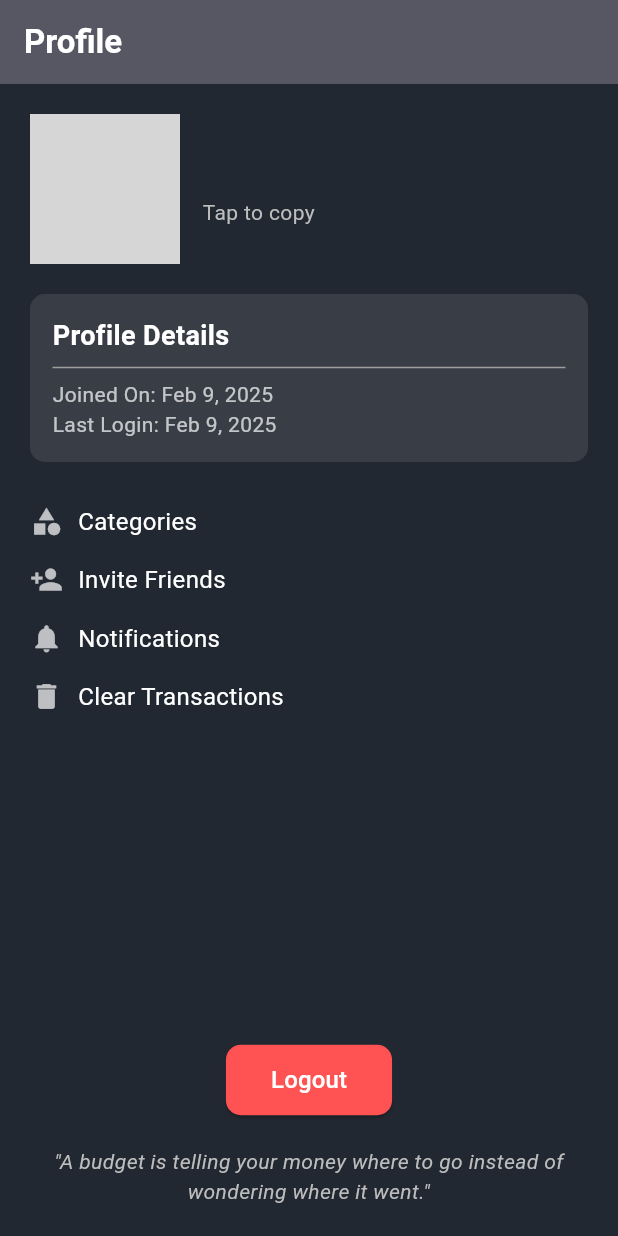
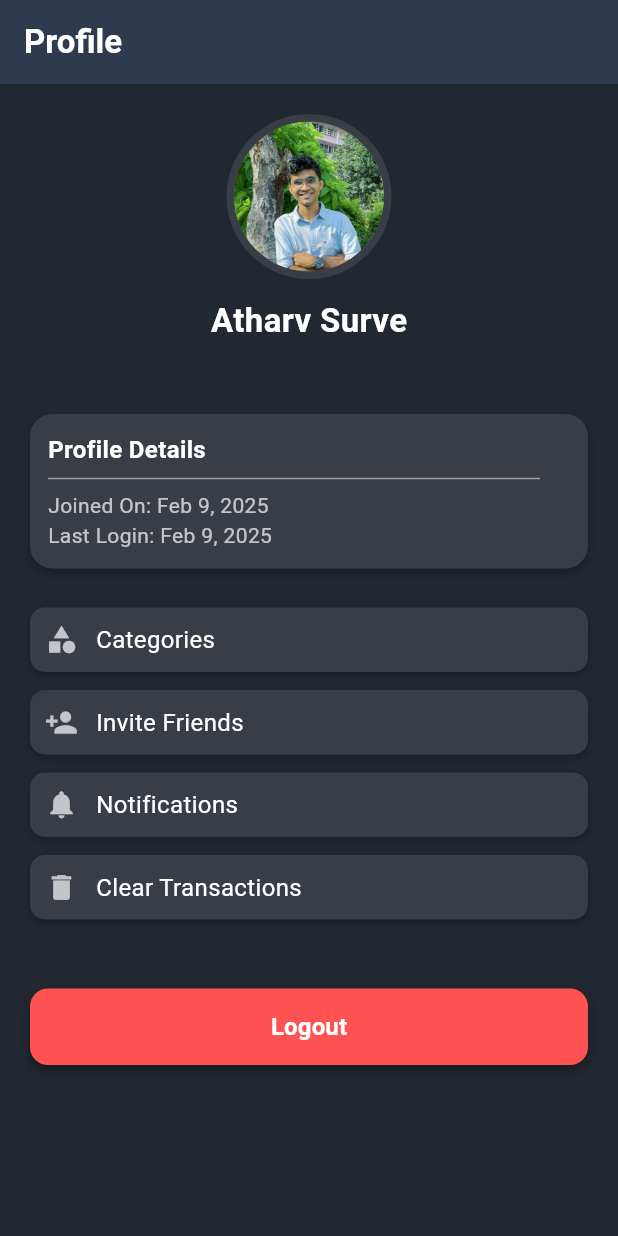
Before and after one commit to atharvsurve/firstapp, a Flutter app: the SettingsScreen screen opened directly, on a phone screen of 412 x 824 dp. Run offline on Flutter 3.47's test engine with Material 3 defaults, Android fonts, the phone set to English and light mode, and no system bars; our stand-ins replace fl_chart, supabase_flutter; accounts and stored records are empty; grey boxes are pictures that could not be loaded.

Commit message:
profile and insights final

```diff
--- a/lib/screens/SettingsScreen.dart
+++ b/lib/screens/SettingsScreen.dart
@@ -1,8 +1,5 @@
+import 'package:flutter/material.dart';
 import 'package:firstapp/supabase/SupabaseServices.dart';
-import 'package:flutter/material.dart';
-import 'package:flutter/services.dart';
-import 'package:crypto/crypto.dart';
-import 'dart:convert';
 import 'package:intl/intl.dart';
 
 class SettingsScreen extends StatefulWidget {
@@ -23,25 +20,11 @@ class _SettingsScreenState extends State<SettingsScreen> {
   }
 
   Future<void> _fetchUserData() async {
-    try {
     var userData = await SupabaseService().fetchUserDetails();
     setState(() {
       _userData = userData;
       _isLoading = false;
     });
-    } catch (e) {
-      print("Error fetching user data: $e");
-      setState(() => _isLoading = false);
-    }
-  }
-
-  void _copyEmailToClipboard() {
-    if (_userData?['email'] != null) {
-      Clipboard.setData(ClipboardData(text: _userData!['email']));
-      ScaffoldMessenger.of(context).showSnackBar(
-        SnackBar(content: Text("Email copied to clipboard!")),
-      );
-    }
   }
 
   Future<void> _logout() async {
@@ -51,8 +34,12 @@ class _SettingsScreenState extends State<SettingsScreen> {
         title: Text("Logout"),
         content: Text("Are you sure you want to log out?"),
         actions: [
-          TextButton(onPressed: () => Navigator.pop(context, false), child: Text("Cancel")),
-          TextButton(onPressed: () => Navigator.pop(context, true), child: Text("Logout")),
+          TextButton(
+              onPressed: () => Navigator.pop(context, false),
+              child: Text("Cancel")),
+          TextButton(
+              onPressed: () => Navigator.pop(context, true),
+              child: Text("Logout", style: TextStyle(color: Colors.red))),
         ],
       ),
     );
@@ -65,10 +52,6 @@ class _SettingsScreenState extends State<SettingsScreen> {
 
   @override
   Widget build(BuildContext context) {
-    String gravatarUrl = _userData?['email'] != null
-        ? "https://www.gravatar.com/avatar/${md5.convert(utf8.encode(_userData!['email']))}?d=identicon"
-        : "https://www.gravatar.com/avatar/?d=identicon";
-
     String formattedCreatedAt = _userData?['createdAt'] != null
         ? DateFormat.yMMMd().format(DateTime.parse(_userData!['createdAt']))
         : "N/A";
@@ -76,67 +59,78 @@ class _SettingsScreenState extends State<SettingsScreen> {
     String formattedLastLogin = _userData?['lastSignInAt'] != null
         ? DateFormat.yMMMd().format(DateTime.parse(_userData!['lastSignInAt']))
         : "N/A";
-
     return Scaffold(
       backgroundColor: Color(0xFF222831),
       appBar: AppBar(
-        title: Text("Profile", style: TextStyle(color: Colors.white, fontSize: 22, fontWeight: FontWeight.bold)),
-        backgroundColor: const Color.fromARGB(124, 138, 138, 141),
-        elevation: 5,
+        title: Text("Profile",
+            style: TextStyle(
+                color: Colors.white,
+                fontSize: 22,
+                fontWeight: FontWeight.bold)),
+        backgroundColor: Color(0xFF2E3B4E),
+        elevation: 0,
       ),
-      body: Padding(
+      body: SingleChildScrollView(
         padding: EdgeInsets.all(20),
-        child: _isLoading
-            ? Center(child: CircularProgressIndicator(color: Colors.white))
-            : _userData == null
-                ? Center(child: Text("Failed to load user data", style: TextStyle(color: Colors.white, fontSize: 16)))
-                : Column(
-                    crossAxisAlignment: CrossAxisAlignment.start,
+        child: Column(
+          crossAxisAlignment: CrossAxisAlignment.center,
           children: [
-                      // Profile Row
-                      Row(
-                        children: [
+            // Profile Avatar
             CircleAvatar(
+              radius: 55,
+              backgroundColor: Colors.white10,
+              child: CircleAvatar(
                 radius: 50,
-                            backgroundImage: NetworkImage(gravatarUrl),
+                backgroundImage: AssetImage("assets/atharv pic.jpg"),
                 backgroundColor: Colors.grey[700],
               ),
-                          SizedBox(width: 15),
-                          GestureDetector(
-                            onTap: _copyEmailToClipboard,
-                            child: Column(
-                              crossAxisAlignment: CrossAxisAlignment.start,
-                              children: [
+            ),
+            SizedBox(height: 12),
+
+            // User Info
             Text(
-                                  _userData!['email'] ?? "No Email",
-                                  style: TextStyle(fontSize: 18, color: Colors.white70, fontWeight: FontWeight.bold),
+              "Atharv Surve",
+              style: TextStyle(
+                  fontSize: 22,
+                  color: Colors.white,
+                  fontWeight: FontWeight.bold),
             ),
-                                SizedBox(height: 5),
+            SizedBox(height: 4),
             Text(
-                                  "Tap to copy",
-                                  style: TextStyle(fontSize: 14, color: Colors.grey[400]),
-                                ),
-                              ],
-                            ),
-                          ),
-                        ],
+              _userData?['email'] ?? "No Email",
+              style: TextStyle(
+                  fontSize: 16,
+                  color: Colors.white70,
+                  fontWeight: FontWeight.w300),
             ),
             SizedBox(height: 20),
 
-                      // Profile Details
+            // Profile Details Card
             Container(
-                        padding: EdgeInsets.all(15),
+              padding: EdgeInsets.all(12),
               decoration: BoxDecoration(
                 color: Color(0xFF393E46),
-                          borderRadius: BorderRadius.circular(10),
+                borderRadius: BorderRadius.circular(15),
+                boxShadow: [
+                  BoxShadow(
+                      color: Colors.black26,
+                      blurRadius: 5,
+                      offset: Offset(0, 3))
+                ],
               ),
               child: Column(
                 crossAxisAlignment: CrossAxisAlignment.start,
                 children: [
-                            Text("Profile Details", style: TextStyle(color: Colors.white, fontSize: 18, fontWeight: FontWeight.bold)),
-                            Divider(color: Colors.grey[500]),
-                            Text("Joined On: $formattedCreatedAt", style: TextStyle(color: Colors.white70)),
-                            Text("Last Login: $formattedLastLogin", style: TextStyle(color: Colors.white70)),
+                  Text("Profile Details",
+                      style: TextStyle(
+                          color: Colors.white,
+                          fontSize: 16,
+                          fontWeight: FontWeight.bold)),
+                  Divider(color: Colors.grey[500], thickness: 1, endIndent: 20),
+                  Text("Joined On: $formattedCreatedAt",
+                      style: TextStyle(color: Colors.white70)),
+                  Text("Last Login: $formattedLastLogin",
+                      style: TextStyle(color: Colors.white70)),
                 ],
               ),
             ),
@@ -152,30 +146,40 @@ class _SettingsScreenState extends State<SettingsScreen> {
                 _buildMenuItem(Icons.delete, "Clear Transactions"),
               ],
             ),
+            SizedBox(height: 20),
 
-                      Spacer(),
-
-                      // Logout Button
-                      Center(
+            // Logout Button (Standalone, Below Settings)
+            Container(
+              width: double.infinity,
+              margin: EdgeInsets.only(top: 20),
+              decoration: BoxDecoration(
+                color: Colors.redAccent,
+                borderRadius: BorderRadius.circular(12),
+                boxShadow: [
+                  BoxShadow(
+                    color: Colors.black38,
+                    blurRadius: 6,
+                    offset: Offset(0, 3),
+                  ),
+                ],
+              ),
               child: ElevatedButton(
                 onPressed: _logout,
                 style: ElevatedButton.styleFrom(
-                            backgroundColor: Colors.redAccent,
-                            padding: EdgeInsets.symmetric(horizontal: 30, vertical: 12),
-                            shape: RoundedRectangleBorder(borderRadius: BorderRadius.circular(10)),
-                          ),
-                          child: Text("Logout", style: TextStyle(fontSize: 16, color: Colors.white)),
+                  backgroundColor: Colors.transparent,
+                  shadowColor: Colors.transparent,
+                  padding: EdgeInsets.symmetric(vertical: 14),
+                  shape: RoundedRectangleBorder(
+                    borderRadius: BorderRadius.circular(12),
                   ),
                 ),
-
-                      SizedBox(height: 20),
-
-                      // Quote of the Day
-                      Center(
                 child: Text(
-                          "\"A budget is telling your money where to go instead of wondering where it went.\"",
-                          style: TextStyle(fontSize: 14, color: Colors.grey[400], fontStyle: FontStyle.italic),
-                          textAlign: TextAlign.center,
+                  "Logout",
+                  style: TextStyle(
+                      fontSize: 16,
+                      color: Colors.white,
+                      fontWeight: FontWeight.bold),
+                ),
               ),
             ),
           ],
@@ -185,12 +189,20 @@ class _SettingsScreenState extends State<SettingsScreen> {
   }
 
   Widget _buildMenuItem(IconData icon, String title) {
-    return Padding(
-      padding: const EdgeInsets.symmetric(vertical: 8.0),
+    return Container(
+      margin: EdgeInsets.symmetric(vertical: 6),
+      padding: EdgeInsets.all(10),
+      decoration: BoxDecoration(
+        color: Color(0xFF393E46),
+        borderRadius: BorderRadius.circular(10),
+        boxShadow: [
+          BoxShadow(color: Colors.black26, blurRadius: 4, offset: Offset(0, 2))
+        ],
+      ),
       child: Row(
         children: [
           Icon(icon, color: Colors.white70, size: 22),
-          SizedBox(width: 10),
+          SizedBox(width: 12),
           Text(title, style: TextStyle(color: Colors.white, fontSize: 16)),
         ],
       ),
--- a/pubspec.yaml
+++ b/pubspec.yaml
@@ -65,6 +65,7 @@ flutter:
   # To add assets to your application, add an assets section, like this:
   assets:
     - assets/expenses.png
+    - assets/atharv pic.jpg
   #   - images/a_dot_ham.jpeg
 
   # An image asset can refer to one or more resolution-specific "variants", see
```
Also changed, not shown: lib/screens/InsightsScreen.dart (+39 -35 lines), assets/atharv pic.jpg (added). Lines whose indentation alone changed are shown as unchanged.
